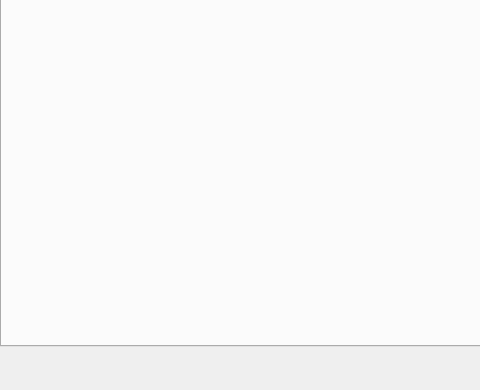
The window that mainwindow.ui (durhan/Program) describes before a commit, drawn with Qt 5; both pictures show x 0 to 480 and y 391 to 781 of the 1216 by 781 pixel window.
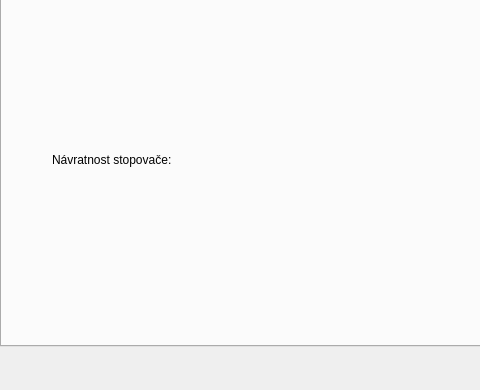
The same window after the commit. The open tabs and pages were chosen to show the change.

```diff
--- a/mainwindow.ui
+++ b/mainwindow.ui
@@ -931,6 +931,19 @@
        <string>Exportovat stopovací zkoušku</string>
       </property>
      </widget>
+     <widget class="QLabel" name="label_40">
+      <property name="geometry">
+       <rect>
+        <x>50</x>
+        <y>500</y>
+        <width>121</width>
+        <height>16</height>
+       </rect>
+      </property>
+      <property name="text">
+       <string>Návratnost stopovače:</string>
+      </property>
+     </widget>
     </widget>
    </widget>
   </widget>
```
Left out of the diff: 2 changed lines with no effect on the pictures.
